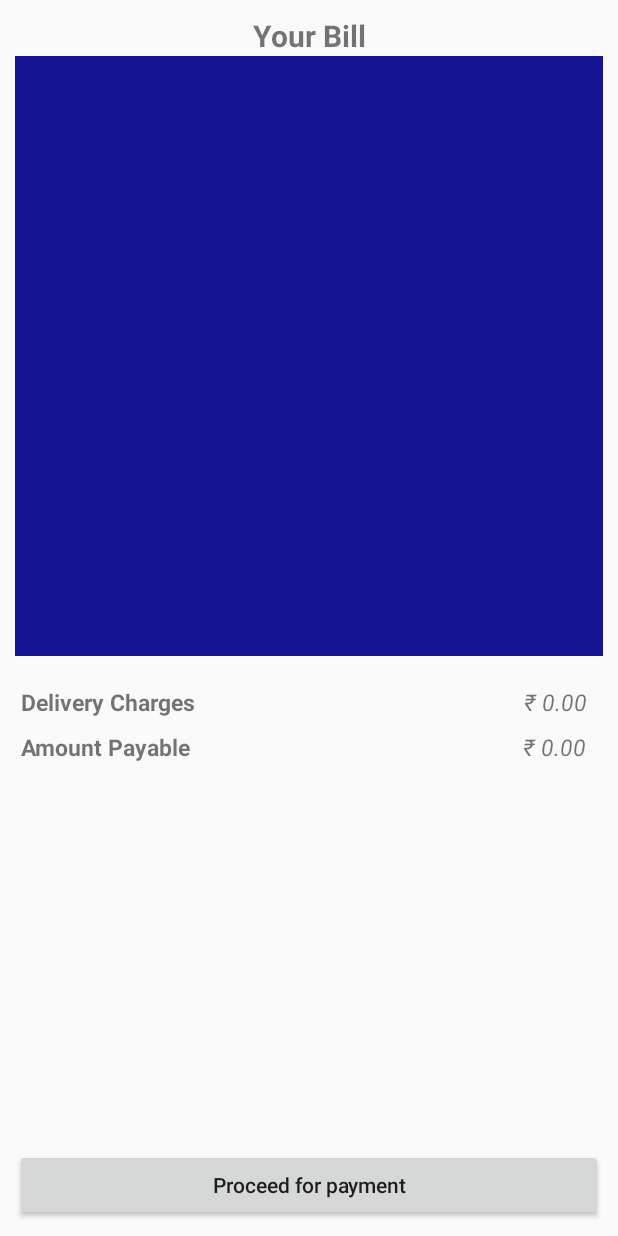
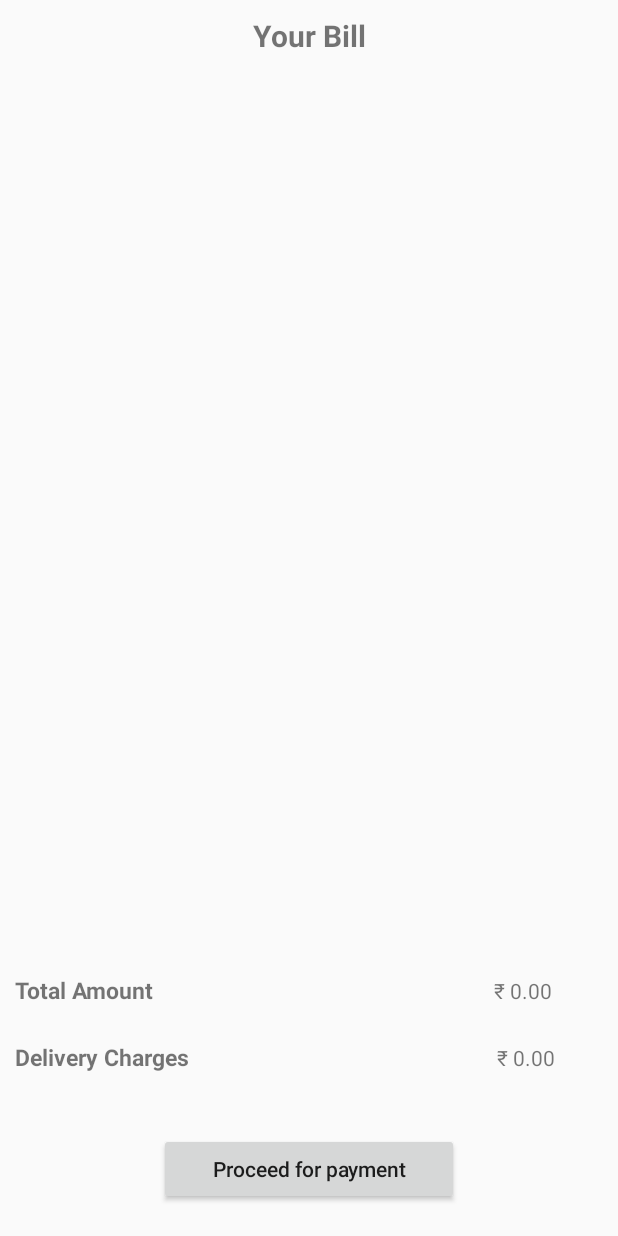
Before and after one commit to harshpatel2810/gyo_delivery, an Android app: the CustomerBill screen opened directly, with no data from a screen before it, on a phone screen of 412 x 824 dp. Run offline under Robolectric (Android 15) with nearby library versions, the phone set to English and light mode, and no system bars.

Commit message:
Today I have done animations with the screen and completed icons for veg-non veg and implementation of TextView below Image View forminimum order of resturant and current continuing with Search Location functionality by refering google references.
22-5-2017
Sir made design for search bar
Completed Updation of amount of item
Alert Dialog if the quantity goes higher than 10 with validation

23-5-2017
Completed Search functionality for location

24-5-2017
Creating bill for resturant

25-5-2017
Designing Screen for bill payment
and create layout resource file to inflate it

26-5-2017
Created bill by inflating layout in listview and bill will be updated soon

```diff
--- /dev/null
+++ b/app/src/main/java/com/goyo/grocery_goyo/CustomBillAdapter.java
@@ -0,0 +1,66 @@
+package com.goyo.grocery_goyo;
+
+import android.app.Activity;
+import android.content.Context;
+import android.view.LayoutInflater;
+import android.view.View;
+import android.view.ViewGroup;
+import android.widget.BaseAdapter;
+import android.widget.TextView;
+
+import com.goyo.grocery.R;
+
+import java.util.ArrayList;
+
+public class CustomBillAdapter extends BaseAdapter {
+    Context context;
+    Hold h1 = null;
+    ArrayList<CustomerBillDetails> customerDetails;
+    public CustomBillAdapter(Context context, ArrayList<CustomerBillDetails> customerDetails) {
+        this.context = context;
+        this.customerDetails = customerDetails;
+    }
+
+    @Override
+    public int getCount() {
+        return customerDetails.size();
+    }
+
+    @Override
+    public Object getItem(int position) {
+        return position;
+    }
+
+    @Override
+    public long getItemId(int position) {
+        return position;
+    }
+
+    @Override
+    public View getView(int position, View convertView, ViewGroup parent) {
+        LayoutInflater mInflater = null;
+        if (convertView == null) {
+            mInflater = (LayoutInflater) context.getSystemService(Activity.LAYOUT_INFLATER_SERVICE);
+            convertView = mInflater.inflate(R.layout.layout_bill, null);
+            h1 = new Hold(convertView);
+            convertView.setTag(h1);
+        } else {
+            h1 = (Hold)convertView.getTag();
+        }
+        final CustomerBillDetails customerBillDetails = customerDetails.get(position);
+        h1.txtResturantName.setText(customerBillDetails.getResturant_name());
+        h1.txtItemName.setText(customerBillDetails.getItem_name());
+        h1.txtQty.setText(String.valueOf(customerBillDetails.getQuantity()));
+        return convertView;
+    }
+    public class Hold {
+        private TextView txtResturantName, txtItemName, txtRate, txtQty, txtAmount;
+        public Hold(View item) {
+            txtResturantName = (TextView) item.findViewById(R.id.txtResturantBillName);
+            txtItemName = (TextView) item.findViewById(R.id.txtItemName);
+            txtRate = (TextView) item.findViewById(R.id.txtRate);
+            txtQty = (TextView) item.findViewById(R.id.txtItemQuantity);
+            txtAmount = (TextView) item.findViewById(R.id.txtBillAmount);
+        }
+    }
+}
--- a/app/src/main/java/com/goyo/grocery_goyo/CustomMenuAdapter.java
+++ b/app/src/main/java/com/goyo/grocery_goyo/CustomMenuAdapter.java
@@ -36,40 +36,41 @@ public class CustomMenuAdapter extends BaseAdapter {
     private ArrayList<MenuItems> dataList;
     private Integer addTocart = 0;
     ImageButton addQty, subQty;
+    int t=0;
     ImageView checkout;
     private ImageButton btnAddQty, btnsubQty;
     private int resturant_id;
     private String resturant_name;
+
     Holder h1 = null;
     //Declaring static variable for total amount to add total cost
     private static int totalAmount = 0;
     private BottomNavigationView navigationView;
-    private CustomerBillDetails customerBillDetails;
-    private List<CustomerBillDetails> customerBillDetailsList;
+    CustomerBillDetails customerBillDetails;
+    public static ArrayList<CustomerBillDetails> customerBillDetailsList;
     //HashMap<String,Integer> positiveNumbers=new HashMap<String,Integer>();
     SharedPreferences settings;
-
     public CustomMenuAdapter(Context activity, final ArrayList<MenuItems> xyz, String resturant_name) {
         context = activity;
         dataList = xyz;
         settings = context.getSharedPreferences("PREF_NAME", 0);
         resturant_id = settings.getInt("Resturant_id", 0);
         this.resturant_name = resturant_name;
+
         customerBillDetailsList = new ArrayList<CustomerBillDetails>();
         //Created listener for checkout imageview so that it can intent to screen of bill
+        //Since there is need of resturant id i have stored it in object of shared preference
+        //and i am fetching it through same object of shared preference
         ResturantProfile.checkout.setOnClickListener(new View.OnClickListener() {
             @Override
             public void onClick(View v) {
                 Intent io = new Intent(context, CustomerBill.class);
-                io.putExtra("bill", (Serializable) customerBillDetailsList);
+//                io.putExtra("bill", (Serializable) customerBillDetailsList);
+//                Toast.makeText(context,"Hello",Toast.LENGTH_LONG).show();
                 context.startActivity(io);
             }
         });
-        //Since there is need of resturant id i have stored it in object of shared preference
-        //and i am fetching it through same object of shared preference
-
     }
-
     public int getCount() {
         return dataList.size();
     }
@@ -78,12 +79,10 @@ public class CustomMenuAdapter extends BaseAdapter {
     public Object getItem(int position) {
         return position;
     }
-
     @Override
     public long getItemId(int position) {
         return position;
     }
-
     @Override
     public View getView(final int position, View convertView, ViewGroup parent) {
 
@@ -134,13 +133,15 @@ public class CustomMenuAdapter extends BaseAdapter {
                     int totalAmount = CalculateTotalPrice(mtem.getRate());
                     AddToCart();
                     mtem.setCartQty(currQty + 1);
-                    customerBillDetails = new CustomerBillDetails(resturant_id, resturant_name, mtem.getItemName(), mtem.getCartQty(), mtem.getRate(), totalAmount);
                     notifyDataSetChanged();
+                    customerBillDetails=new CustomerBillDetails(resturant_id,resturant_name,mtem.getItemName(),mtem.getCartQty(),mtem.getRate(),totalAmount);
+                    PlaceOrder p1=new PlaceOrder();
+                    p1.AddToBill(customerBillDetails);
 
                 }
-                customerBillDetailsList.add(customerBillDetails);
             }
         });
+
         btnsubQty.setTag(position + "");
         btnsubQty.setOnClickListener(new View.OnClickListener() {
             @Override
@@ -155,10 +156,8 @@ public class CustomMenuAdapter extends BaseAdapter {
                     DeductTotalPrice(mtem.getRate());
                     DeductToCart();
                     mtem.setCartQty(currQty - 1);
-
                     notifyDataSetChanged();
                 }
-
             }
         });
         h1.txtQty.setText(mtem.getCartQty() + "");
@@ -174,7 +173,6 @@ public class CustomMenuAdapter extends BaseAdapter {
         }*/
         return convertView;
     }
-
     public int AddToCart() {
         addTocart = addTocart + 1;
         ResturantProfile.QTY.setText(String.valueOf(addTocart));
@@ -191,7 +189,6 @@ public class CustomMenuAdapter extends BaseAdapter {
         notifyDataSetChanged();
         return totalAmount;
     }
-
     public void DeductTotalPrice(int rate) {
         //Each time user will decrement the quantity of 1 so the total amount will be deducted in
         //the variable name totalAmount
@@ -209,7 +206,6 @@ public class CustomMenuAdapter extends BaseAdapter {
     public class Holder {
         private TextView textItemName, textMenuPrice, textMenuDesc, txtQty;
         private String uniqueKey;
-
         public Holder(View item) {
             textItemName = (TextView) item.findViewById(R.id.txtMenuItem);
             textMenuPrice = (TextView) item.findViewById(R.id.txtMenuRate);
--- a/app/src/main/java/com/goyo/grocery_goyo/CustomResturantAdapter.java
+++ b/app/src/main/java/com/goyo/grocery_goyo/CustomResturantAdapter.java
@@ -24,7 +24,6 @@ import java.util.List;
  */
 public class CustomResturantAdapter extends BaseAdapter {
     Context context;
-    String abc[];
     private List<restaurantModel> x;
     restaurantModel resturant;
     //Created Shared Preferences at app level to store resturant_id of particular resturant
--- a/app/src/main/java/com/goyo/grocery_goyo/CustomerBill.java
+++ b/app/src/main/java/com/goyo/grocery_goyo/CustomerBill.java
@@ -12,7 +12,6 @@ import com.goyo.grocery.R;
 import java.util.ArrayList;
 import java.util.List;
 public class CustomerBill extends AppCompatActivity  {
-    List<CustomerBillDetails> customerBillDetailsList;
     private ListView mListView;
     private android.support.v7.app.ActionBar actionBar;
     @Override
@@ -20,13 +19,13 @@ public class CustomerBill extends AppCompatActivity  {
         super.onCreate(savedInstanceState);
         setContentView(R.layout.activity_customer_bill);
         Intent io=getIntent();
-        customerBillDetailsList= (ArrayList<CustomerBillDetails>) io.getSerializableExtra("bill");
+       // customerBillDetailsList= (ArrayList<CustomerBillDetails>)io.getSerializableExtra("bill");
         mListView=(ListView)findViewById(R.id.list_display_bill);
+        mListView.setAdapter(new CustomBillAdapter(CustomerBill.this,PlaceOrder.customerDetails));
         actionBar=getSupportActionBar();
         actionBar.hide();
     }
-    private  void initalizeListview()
-    {
+    private void setDataListItems(){
 
     }
 }
--- /dev/null
+++ b/app/src/main/java/com/goyo/grocery_goyo/PlaceOrder.java
@@ -0,0 +1,19 @@
+package com.goyo.grocery_goyo;
+
+import java.util.ArrayList;
+
+/**
+ * Created by Admin on 5/26/2017.
+ */
+
+public class PlaceOrder {
+    public static ArrayList<CustomerBillDetails> customerDetails=new ArrayList<CustomerBillDetails>();;
+    public PlaceOrder()
+    {
+    }
+    public void AddToBill(CustomerBillDetails customerBillDetails)
+    {
+        customerDetails.add(customerBillDetails);
+    }
+
+}
--- a/app/src/main/res/layout/activity_customer_bill.xml
+++ b/app/src/main/res/layout/activity_customer_bill.xml
@@ -1,105 +1,106 @@
 <?xml version="1.0" encoding="utf-8"?>
-<RelativeLayout xmlns:android="http://schemas.android.com/apk/res/android"
+<LinearLayout xmlns:android="http://schemas.android.com/apk/res/android"
     xmlns:tools="http://schemas.android.com/tools"
     android:layout_width="match_parent"
     android:layout_height="match_parent"
+    android:orientation="vertical"
     tools:context="com.goyo.grocery_goyo.CustomerBill">
+
     <TextView
+        android:id="@+id/txtBillDisplay"
         android:layout_width="match_parent"
         android:layout_height="wrap_content"
+        android:layout_gravity="center"
         android:gravity="center"
+        android:includeFontPadding="true"
+        android:paddingTop="10dp"
         android:text="Your Bill"
         android:textSize="20sp"
-        android:textStyle="bold"
-        android:layout_gravity="center"
-        android:id="@+id/txtBillDisplay"
-        android:paddingTop="10dp"
-        android:includeFontPadding="true"/>
+        android:textStyle="bold" />
+
     <LinearLayout
         android:layout_width="match_parent"
-        android:layout_height="wrap_content"
-        android:orientation="vertical"
-        android:paddingStart="10dp"
-        android:paddingRight="10dp"
-        android:layout_below="@+id/txtBillDisplay"
-        android:layout_gravity="center"
-        android:id="@+id/layout_display_bill">
+        android:layout_height="0dip"
+        android:layout_marginLeft="10dp"
+        android:layout_marginRight="10dp"
+        android:layout_weight="3"
+        android:gravity="center|bottom"
+        android:orientation="vertical">
+
         <ListView
+            android:id="@+id/list_display_bill"
             android:layout_width="match_parent"
-            android:layout_height="400dp"
-            android:background="@color/blue"
+            android:layout_height="match_parent"
             android:visibility="visible"
-            android:id="@+id/list_display_bill">
-        </ListView>
+            ></ListView>
     </LinearLayout>
+
     <LinearLayout
         android:layout_width="match_parent"
-        android:layout_height="match_parent"
-        android:orientation="horizontal"
-        android:paddingTop="10dp"
-        android:id="@+id/layout_display_details"
-        android:layout_below="@+id/layout_display_bill">
+        android:layout_height="0dip"
+        android:layout_marginLeft="10dp"
+        android:layout_marginRight="10dp"
+        android:layout_marginTop="15dp"
+        android:layout_weight="0.15"
+        android:gravity="left"
+        android:orientation="horizontal">
+
         <TextView
-            android:id="@+id/DeliveryDisplay"
             android:layout_width="wrap_content"
             android:layout_height="wrap_content"
-            android:layout_weight="1"
-            android:paddingStart="14dp"
-            android:paddingTop="10dp"
+            android:layout_weight="2"
+            android:text="Total Amount"
             android:textSize="15sp"
-            android:textStyle="bold"
-            android:text="Delivery Charges" />
+            android:textStyle="bold" />
+
         <TextView
-            android:id="@+id/txtDeliveryValue"
+            android:id="@+id/textView3"
             android:layout_width="wrap_content"
             android:layout_height="wrap_content"
-            android:layout_weight="0.1"
-            android:paddingStart="14dp"
-            android:paddingTop="10dp"
+            android:layout_weight="0.3"
+            android:text="₹ 0.00" />
+    </LinearLayout>
+
+    <LinearLayout
+        android:layout_width="match_parent"
+        android:layout_height="0dip"
+        android:layout_marginLeft="10dp"
+        android:layout_marginRight="10dp"
+        android:layout_marginTop="15dp"
+        android:layout_weight="0.15"
+        android:gravity="left"
+        android:orientation="horizontal">
+
+        <TextView
+            android:layout_width="wrap_content"
+            android:layout_height="wrap_content"
+            android:layout_weight="2"
+            android:text="Delivery Charges"
             android:textSize="15sp"
-            android:textStyle="italic"
+            android:textStyle="bold" />
+
+        <TextView
+            android:layout_width="50dp"
+            android:layout_height="wrap_content"
+            android:layout_weight="0.2"
             android:text="₹ 0.00" />
     </LinearLayout>
     <LinearLayout
+        android:id="@+id/layout_proceed_payment"
         android:layout_width="match_parent"
-        android:layout_height="match_parent"
-        android:paddingTop="40dp"
-        android:layout_below="@+id/layout_display_bill">
-        <TextView
-            android:id="@+id/AmountPayable"
-            android:layout_width="wrap_content"
+        android:layout_height="0dip"
+        android:layout_weight="0.5"
+        android:gravity="center|bottom"
+        android:orientation="vertical">
+
+        <Button
+            android:id="@+id/btnForPayment"
+            style="?android:attr/buttonStyleSmall"
+            android:layout_width="200dp"
             android:layout_height="wrap_content"
-            android:layout_weight="1"
-            android:paddingStart="14dp"
-            android:paddingTop="10dp"
-            android:textSize="15sp"
-            android:textStyle="bold"
-            android:text="Amount Payable" />
-        <TextView
-            android:id="@+id/txtAmountValue"
-            android:layout_width="wrap_content"
-            android:layout_height="wrap_content"
-            android:layout_weight="0.1"
-            android:paddingStart="14dp"
-            android:paddingTop="10dp"
-            android:textSize="15sp"
-            android:textStyle="italic"
-            android:text="₹ 0.00" />
+            android:layout_gravity="center_horizontal|center"
+            android:layout_marginBottom="20dp"
+            android:text="@string/proceed_for_payment"
+            android:textAllCaps="false" />
     </LinearLayout>
-    <LinearLayout
-        android:layout_width="match_parent"
-        android:layout_height="match_parent"
-        android:paddingStart="10dp"
-        android:paddingRight="10dp"
-        android:paddingBottom="10dp"
-        android:orientation="horizontal"
-        android:layout_below="@+id/layout_display_bill">
-        <Button
-            android:layout_width="match_parent"
-            android:layout_height="wrap_content"
-            android:textAllCaps="false"
-            android:layout_gravity="bottom"
-            android:textAlignment="center"
-            android:text="@string/proceed_for_payment"/>
-    </LinearLayout>
-</RelativeLayout>
+</LinearLayout>
--- a/app/src/main/res/layout/layout_bill.xml
+++ b/app/src/main/res/layout/layout_bill.xml
@@ -6,7 +6,7 @@
         android:id="@+id/txtResturantBillName"
         android:layout_width="wrap_content"
         android:layout_height="wrap_content"
-        android:textSize="20sp"
+        android:textSize="12sp"
         android:paddingStart="10dp"
         android:textStyle="bold"
         android:text="Resturant Name" />
@@ -14,7 +14,7 @@
         android:layout_width="wrap_content"
         android:layout_height="wrap_content"
         android:text="Item Name"
-        android:textSize="15dp"
+        android:textSize="10dp"
         android:paddingStart="10dp"
         android:layout_below="@+id/txtResturantBillName"
         android:id="@+id/txtItemName"/>
@@ -22,7 +22,7 @@
         android:layout_width="wrap_content"
         android:layout_height="wrap_content"
         android:text="Item Name"
-        android:textSize="15dp"
+        android:textSize="10dp"
         android:paddingStart="10dp"
         android:layout_toRightOf="@id/txtItemName"
         android:layout_below="@+id/txtResturantBillName"
@@ -31,7 +31,7 @@
         android:layout_width="wrap_content"
         android:layout_height="wrap_content"
         android:text="Item Name"
-        android:textSize="15dp"
+        android:textSize="10dp"
         android:paddingStart="10dp"
         android:layout_toRightOf="@id/txtItemQuantity"
         android:layout_below="@+id/txtResturantBillName"
@@ -40,7 +40,7 @@
         android:layout_width="wrap_content"
         android:layout_height="wrap_content"
         android:text="Item Name"
-        android:textSize="15dp"
+        android:textSize="10dp"
         android:paddingStart="10dp"
         android:layout_toRightOf="@id/txtRate"
         android:layout_below="@+id/txtResturantBillName"
```
Also changed, not shown: app/src/main/java/com/goyo/grocery_goyo/ResturantProfile.java (+6 -1 lines).
